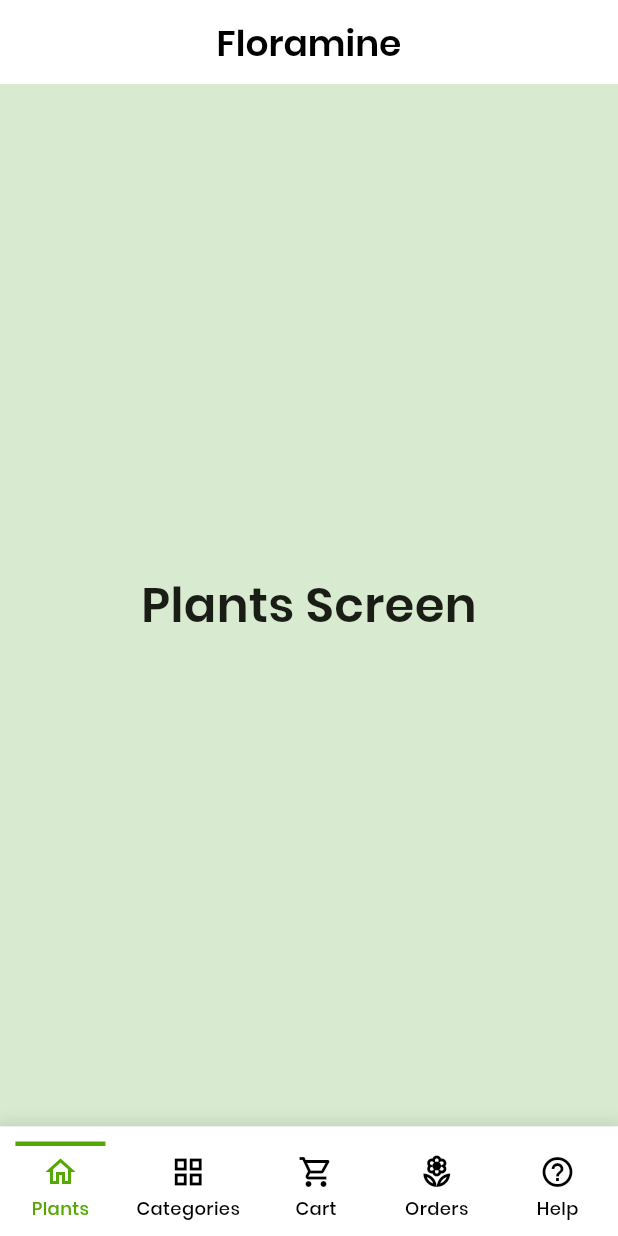
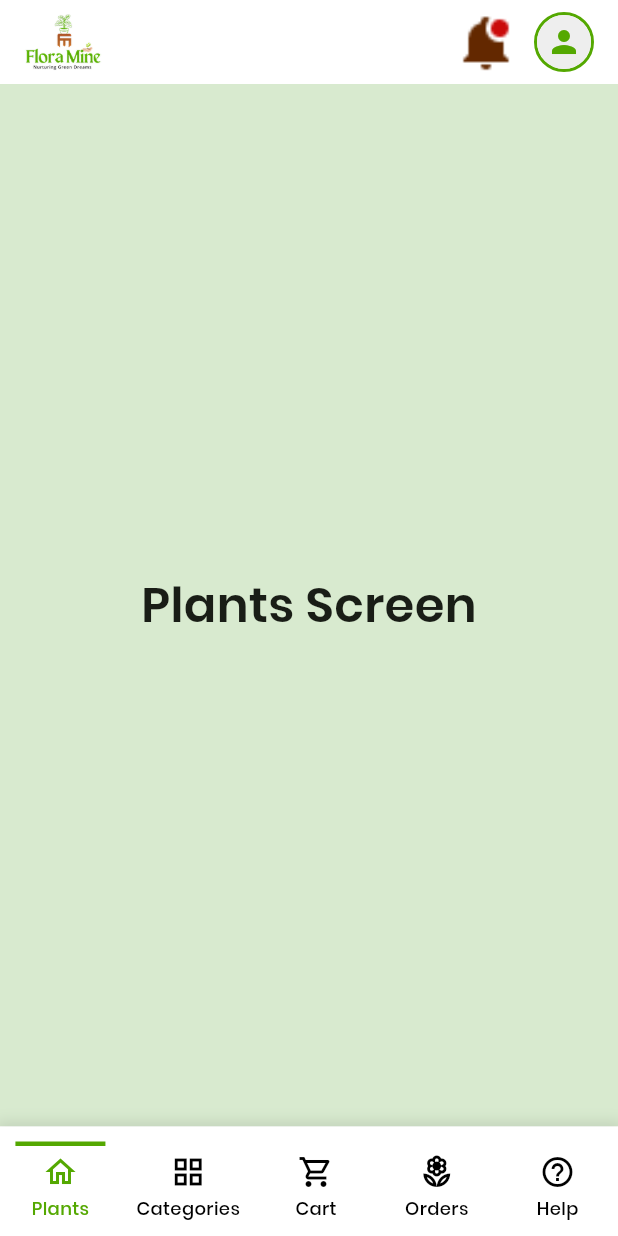
Before and after one commit to ramachandraa-ps/floramine, a Flutter app: the HomeScreen screen opened directly, on a phone screen of 412 x 824 dp. Run offline on Flutter 3.47's test engine with Material 3 defaults, Android fonts, the phone set to English and light mode, and no system bars.

Commit message:
header widget

```diff
--- a/lib/screens/home_screen.dart
+++ b/lib/screens/home_screen.dart
@@ -1,5 +1,6 @@
 import 'package:flutter/material.dart';
 import '../widgets/bottom_navigation_bar.dart';
+import '../widgets/header_widget.dart';
 
 class HomeScreen extends StatefulWidget {
   const HomeScreen({Key? key}) : super(key: key);
@@ -15,22 +16,17 @@ class _HomeScreenState extends State<HomeScreen> {
   Widget build(BuildContext context) {
     return Scaffold(
       backgroundColor: Colors.white,
-      appBar: AppBar(
-        title: const Text(
-          'Floramine',
-          style: TextStyle(
-            fontFamily: 'Poppins',
-            fontSize: 24,
-            fontWeight: FontWeight.w600,
-            color: Colors.black,
+      body: SafeArea(
+        child: Column(
+          children: [
+            HeaderWidget(
+              onNotificationTap: () {
+                // Handle notification tap
+              },
+              onProfileTap: () {
+                // Handle profile tap
+              },
             ),
-        ),
-        backgroundColor: Colors.white,
-        elevation: 0,
-        centerTitle: true,
-      ),
-      body: Column(
-        children: [
             Expanded(
               child: _buildCurrentScreen(),
             ),
@@ -43,6 +39,7 @@ class _HomeScreenState extends State<HomeScreen> {
               },
             ),
           ],
+        ),
       ),
     );
   }
--- /dev/null
+++ b/lib/widgets/header_widget.dart
@@ -0,0 +1,75 @@
+import 'package:flutter/material.dart';
+
+class HeaderWidget extends StatelessWidget {
+  final VoidCallback? onNotificationTap;
+  final VoidCallback? onProfileTap;
+
+  const HeaderWidget({
+    Key? key,
+    this.onNotificationTap,
+    this.onProfileTap,
+  }) : super(key: key);
+
+  @override
+  Widget build(BuildContext context) {
+    return Container(
+      padding: const EdgeInsets.symmetric(horizontal: 16, vertical: 8),
+      child: Row(
+        mainAxisAlignment: MainAxisAlignment.spaceBetween,
+        crossAxisAlignment: CrossAxisAlignment.center,
+        children: [
+          // Logo section
+          Container(
+            height: 40,
+            child: Image.asset(
+              'assets/images/floramine_logo.png',
+              fit: BoxFit.contain,
+            ),
+          ),
+
+          // Notification and Profile section
+          Row(
+            children: [
+              GestureDetector(
+                onTap: onNotificationTap,
+                child: Container(
+                  width: 40,
+                  height: 40,
+                  child: Image.asset(
+                    'assets/images/header/notification_bell.png',
+                    fit: BoxFit.contain,
+                  ),
+                ),
+              ),
+              const SizedBox(width: 12),
+              GestureDetector(
+                onTap: onProfileTap,
+                child: Container(
+                  width: 40,
+                  height: 40,
+                  decoration: BoxDecoration(
+                    shape: BoxShape.circle,
+                    border: Border.all(
+                      color: const Color(0xFF54A801),
+                      width: 2,
+                    ),
+                  ),
+                  child: ClipOval(
+                    child: Container(
+                      color: Colors.grey[200],
+                      child: const Icon(
+                        Icons.person,
+                        color: Color(0xFF54A801),
+                        size: 24,
+                      ),
+                    ),
+                  ),
+                ),
+              ),
+            ],
+          ),
+        ],
+      ),
+    );
+  }
+}
```
Also changed, not shown: pubspec.yaml (+14 -10 lines), assets/images/header/floramine_logo.png (added), assets/images/header/notification_bell.png (added), assets/images/header/user.png (added), pubspec.lock. Lines whose indentation alone changed are shown as unchanged.
